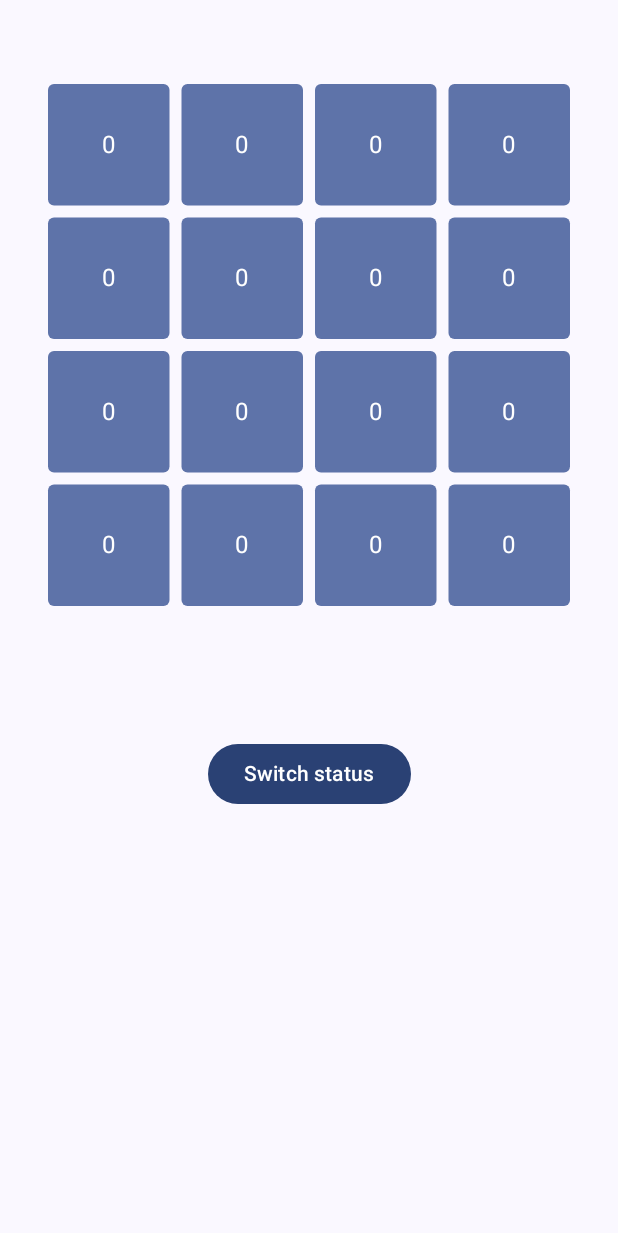
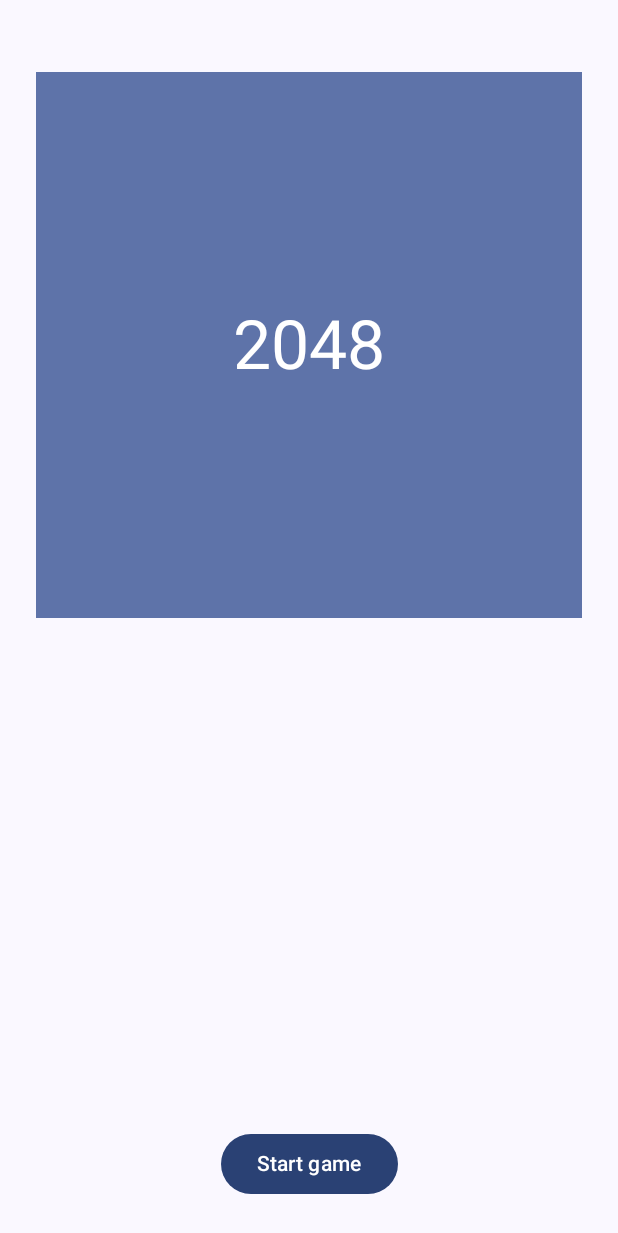
Before and after one commit to christianzoeller/sliding-numbers, an Android app built with Jetpack Compose: the screen it shows after launch (MainActivity), on a phone screen of 412 x 824 dp. Shown: the top 1233 px of the screen. Run offline under Robolectric (Android 15) with nearby library versions, the phone set to English and light mode, and no system bars; our stand-ins replace Dagger/Hilt's generated code.

Commit message:
Implement game in the actual app

```diff
--- a/app/src/main/java/christianzoeller/slidingnumbers/feature/game/GameScreen.kt
+++ b/app/src/main/java/christianzoeller/slidingnumbers/feature/game/GameScreen.kt
@@ -1,19 +1,14 @@
 package christianzoeller.slidingnumbers.feature.game
 
-import androidx.compose.foundation.layout.Arrangement
-import androidx.compose.foundation.layout.Column
 import androidx.compose.foundation.layout.fillMaxWidth
 import androidx.compose.foundation.layout.padding
-import androidx.compose.material3.Button
-import androidx.compose.material3.MaterialTheme
 import androidx.compose.material3.Scaffold
-import androidx.compose.material3.Text
 import androidx.compose.runtime.Composable
-import androidx.compose.ui.Alignment
 import androidx.compose.ui.Modifier
-import androidx.compose.ui.unit.dp
 import androidx.lifecycle.compose.collectAsStateWithLifecycle
 import christianzoeller.slidingnumbers.feature.game.model.SwipeDirection
+import christianzoeller.slidingnumbers.feature.game.ui.GameFinishedView
+import christianzoeller.slidingnumbers.feature.game.ui.GameNotStartedView
 import christianzoeller.slidingnumbers.feature.game.ui.GameRunningView
 import christianzoeller.slidingnumbers.ui.theme.SlidingNumbersTheme
 import christianzoeller.slidingnumbers.ui.tooling.CompactPreview
@@ -29,52 +24,49 @@ fun GameScreen(
 
     GameScreen(
         state = state.value,
+        onStart = viewModel::onStart,
         onSwipe = viewModel::onSwipe,
-        onSwitchState = viewModel::switchGameState
+        onRestart = viewModel::onRestart
     )
 }
 
 @Composable
 fun GameScreen(
     state: GameState,
+    onStart: () -> Unit,
     onSwipe: (SwipeDirection) -> Unit,
-    onSwitchState: () -> Unit
+    onRestart: () -> Unit
 ) {
     Scaffold { contentPadding ->
-        Column(
-            modifier = Modifier
+        val contentModifier = Modifier
             .padding(contentPadding)
-                .fillMaxWidth(),
-            horizontalAlignment = Alignment.CenterHorizontally,
-            verticalArrangement = Arrangement.spacedBy(32.dp)
-        ) {
+            .fillMaxWidth()
+
         when (state.status) {
             GameStatus.NotStarted -> {
-                    Text(
-                        text = "Not Started",
-                        style = MaterialTheme.typography.titleLarge,
-                        modifier = Modifier.padding(top = 24.dp)
+                GameNotStartedView(
+                    onStart = onStart,
+                    modifier = contentModifier
                 )
             }
 
             GameStatus.Running -> {
                 GameRunningView(
                     values = state.values,
-                        onSwipe = onSwipe
+                    score = state.score,
+                    onSwipe = onSwipe,
+                    modifier = contentModifier
                 )
             }
 
             GameStatus.Finished -> {
-                    Text(
-                        text = "Finished",
-                        style = MaterialTheme.typography.titleLarge,
-                        modifier = Modifier.padding(top = 24.dp)
+                GameFinishedView(
+                    values = state.values,
+                    score = state.score,
+                    won = state.won,
+                    onRestart = onRestart,
+                    modifier = contentModifier
                 )
-                }
-            }
-
-            Button(onClick = onSwitchState) {
-                Text(text = "Switch status")
             }
         }
     }
@@ -85,8 +77,9 @@ fun GameScreen(
 fun GameScreen_NotStarted_Preview() = SlidingNumbersTheme {
     GameScreen(
         state = GameState(status = GameStatus.NotStarted),
+        onStart = {},
         onSwipe = {},
-        onSwitchState = {}
+        onRestart = {}
     )
 }
 
@@ -95,8 +88,9 @@ fun GameScreen_NotStarted_Preview() = SlidingNumbersTheme {
 fun GameScreen_Running_Preview() = SlidingNumbersTheme {
     GameScreen(
         state = GameState(status = GameStatus.Running),
+        onStart = {},
         onSwipe = {},
-        onSwitchState = {}
+        onRestart = {}
     )
 }
 
@@ -105,7 +99,8 @@ fun GameScreen_Running_Preview() = SlidingNumbersTheme {
 fun GameScreen_Finished_Preview() = SlidingNumbersTheme {
     GameScreen(
         state = GameState(status = GameStatus.Finished),
+        onStart = {},
         onSwipe = {},
-        onSwitchState = {}
+        onRestart = {}
     )
 }
--- /dev/null
+++ b/app/src/main/java/christianzoeller/slidingnumbers/feature/game/ui/GameNotStartedView.kt
@@ -0,0 +1,68 @@
+package christianzoeller.slidingnumbers.feature.game.ui
+
+import androidx.compose.foundation.background
+import androidx.compose.foundation.layout.Box
+import androidx.compose.foundation.layout.Column
+import androidx.compose.foundation.layout.Spacer
+import androidx.compose.foundation.layout.padding
+import androidx.compose.material3.Button
+import androidx.compose.material3.MaterialTheme
+import androidx.compose.material3.Text
+import androidx.compose.runtime.Composable
+import androidx.compose.ui.Alignment
+import androidx.compose.ui.Modifier
+import androidx.compose.ui.unit.dp
+import christianzoeller.slidingnumbers.ui.theme.SlidingNumbersTheme
+import christianzoeller.slidingnumbers.ui.tooling.CompactPreview
+
+@Composable
+fun GameNotStartedView(
+    onStart: () -> Unit,
+    modifier: Modifier = Modifier
+) {
+    Column(
+        modifier = modifier,
+        horizontalAlignment = Alignment.CenterHorizontally
+    ) {
+        Box {
+            GameBoard(
+                values = List(16) { 0 },
+                modifier = Modifier.padding(
+                    horizontal = 24.dp,
+                    vertical = 48.dp
+                )
+            )
+            Box(
+                modifier = Modifier
+                    .matchParentSize()
+                    .padding(
+                        horizontal = 24.dp,
+                        vertical = 48.dp
+                    )
+                    .background(MaterialTheme.colorScheme.primaryContainer),
+                contentAlignment = Alignment.Center
+            ) {
+                Text(
+                    text = "2048",
+                    style = MaterialTheme.typography.displayMedium,
+                    color = MaterialTheme.colorScheme.onPrimaryContainer
+                )
+            }
+        }
+        Spacer(modifier = Modifier.weight(1f))
+        Button(
+            onClick = onStart,
+            modifier = Modifier.padding(bottom = 24.dp)
+        ) {
+            Text(text = "Start game")
+        }
+    }
+}
+
+@CompactPreview
+@Composable
+private fun GameNotStartedView_Preview() = SlidingNumbersTheme {
+    GameNotStartedView(
+        onStart = {}
+    )
+}
```
Also changed, not shown: app/src/main/java/christianzoeller/slidingnumbers/feature/game/GameViewModel.kt (+28 -10 lines), app/src/main/java/christianzoeller/slidingnumbers/feature/game/ui/GameFinishedView.kt (added, +87 -0 lines), app/src/main/java/christianzoeller/slidingnumbers/feature/game/ui/GameRunningView.kt (+12 -1 lines). Lines whose indentation alone changed are shown as unchanged.
